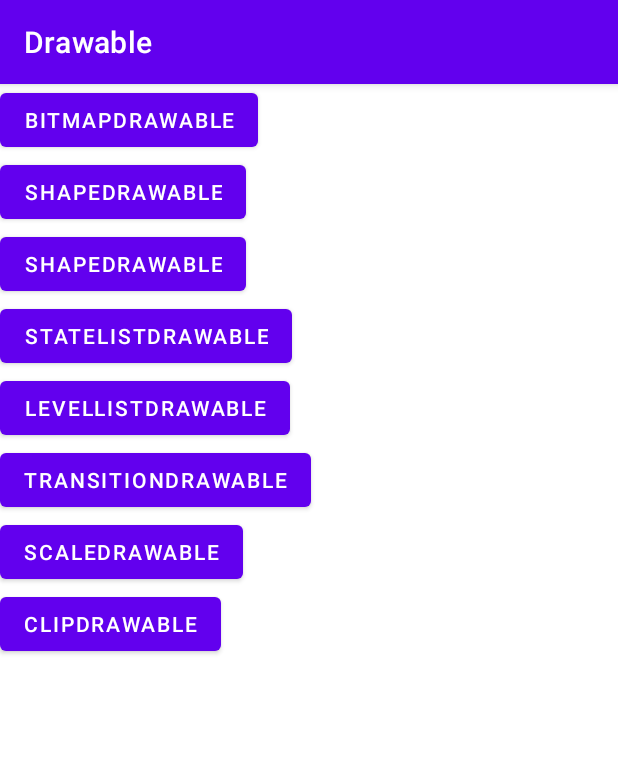
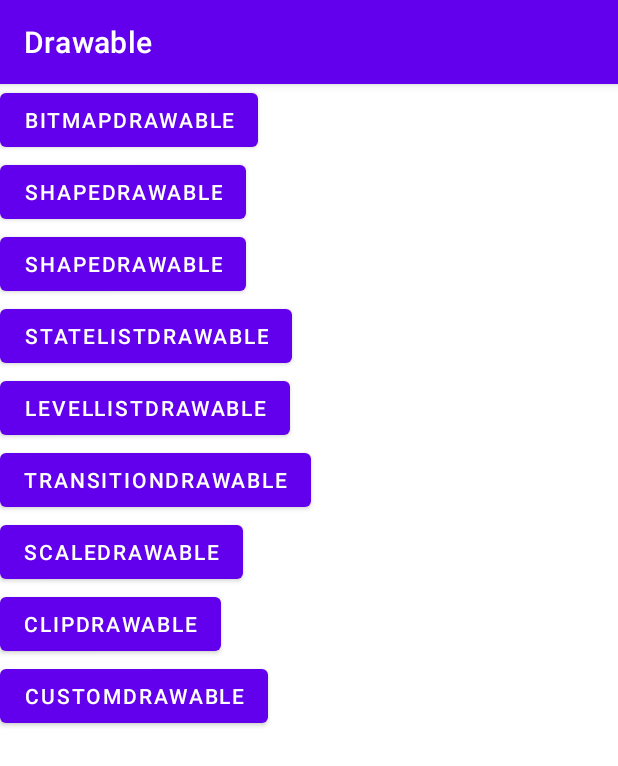
Before and after one commit to horizon1234/Drawable, an Android app: the screen it shows after launch (MainActivity), on a phone screen of 412 x 824 dp. Shown: the top 766 px of the screen. Run offline under Robolectric (Android 15) with nearby library versions, the phone set to English and light mode, and no system bars.

Commit message:
提交自定义Drawable

```diff
--- a/app/src/main/AndroidManifest.xml
+++ b/app/src/main/AndroidManifest.xml
@@ -9,6 +9,9 @@
         android:roundIcon="@mipmap/ic_launcher_round"
         android:supportsRtl="true"
         android:theme="@style/Theme.Drawable">
+        <activity
+            android:name=".CustomDrawableActivity"
+            android:exported="false" />
         <activity
             android:name=".ClipDrawableActivity"
             android:exported="false" />
--- a/app/src/main/java/com/zyh/drawable/MainActivity.kt
+++ b/app/src/main/java/com/zyh/drawable/MainActivity.kt
@@ -32,5 +32,8 @@ class MainActivity : AppCompatActivity() {
         findViewById<Button>(R.id.clipDrawable).setOnClickListener {
             startActivity(Intent(this, ClipDrawableActivity::class.java))
         }
+        findViewById<Button>(R.id.customDrawable).setOnClickListener {
+            startActivity(Intent(this, CustomDrawableActivity::class.java))
+        }
     }
 }
--- a/app/src/main/res/layout/activity_main.xml
+++ b/app/src/main/res/layout/activity_main.xml
@@ -51,5 +51,10 @@
         android:text="ClipDrawable"
         android:layout_width="wrap_content"
         android:layout_height="wrap_content"/>
+    <Button
+        android:id="@+id/customDrawable"
+        android:text="CustomDrawable"
+        android:layout_width="wrap_content"
+        android:layout_height="wrap_content"/>
 
 </LinearLayout>
```
Also changed, not shown: app/src/main/java/com/zyh/drawable/CustomDrawable.kt (added, +37 -0 lines), app/src/main/java/com/zyh/drawable/CustomDrawableActivity.kt (added, +15 -0 lines), app/src/main/res/layout/activity_custom_drawable.xml (added, +15 -0 lines).
